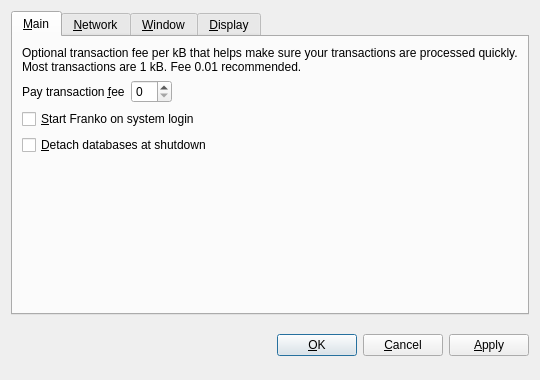
an420/asdf, file src/qt/forms/optionsdialog.ui: the form before one commit.
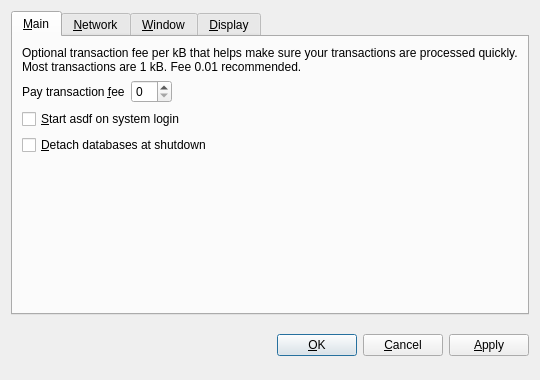
The form after the commit. The open tabs and pages were chosen to show the change. Custom widgets are drawn as their Qt base class.

Diff of the .ui file:
```diff
--- a/src/qt/forms/optionsdialog.ui
+++ b/src/qt/forms/optionsdialog.ui
@@ -82,7 +82,7 @@
           <string>Automatically start Franko after logging in to the system.</string>
          </property>
          <property name="text">
-          <string>&amp;Start Franko on system login</string>
+          <string>&amp;Start asdf on system login</string>
          </property>
         </widget>
        </item>
```
Left out of the diff: 10 changed lines with no effect on the pictures.
